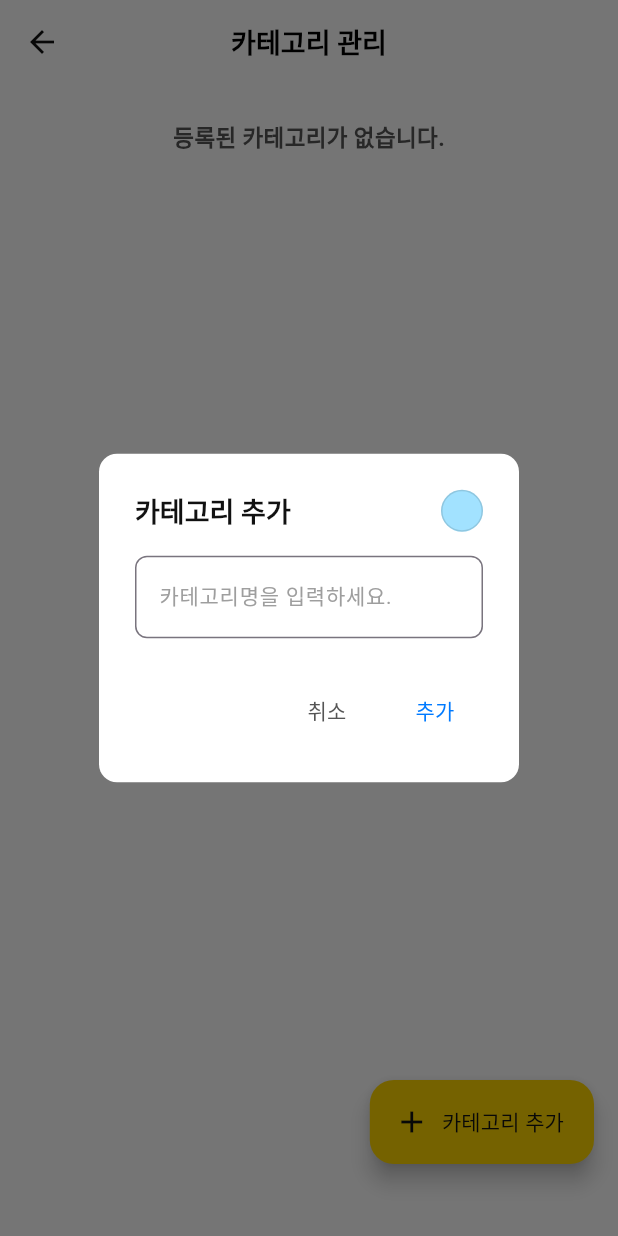
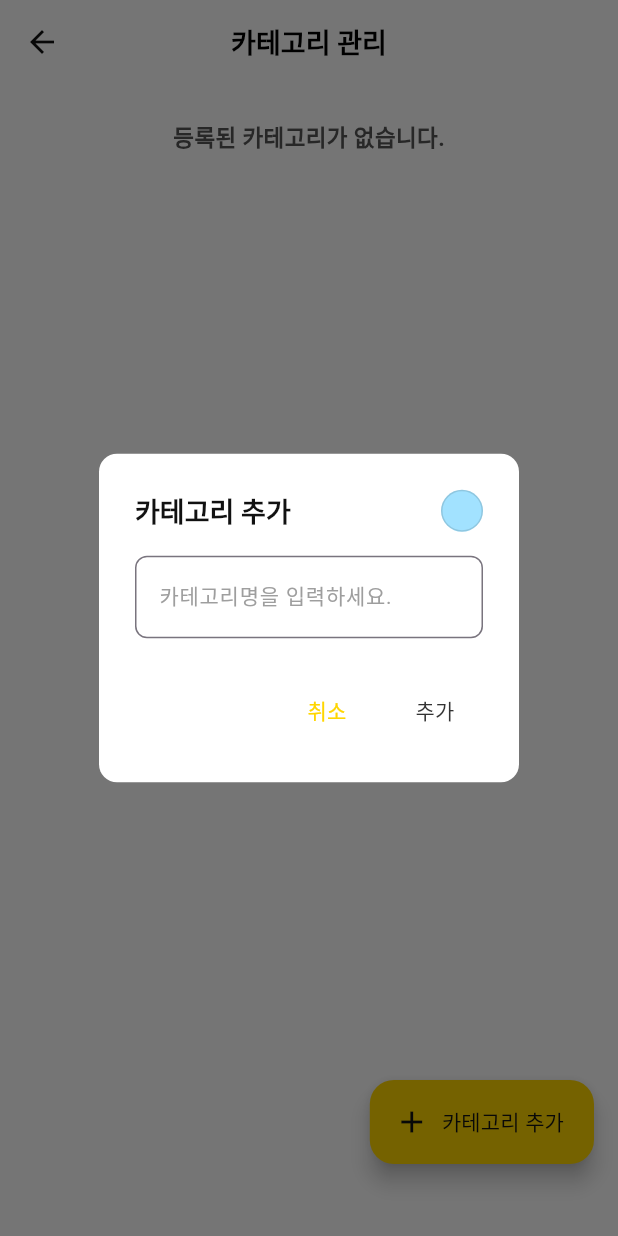
Before and after one commit to AtmosCat/sheepdog, a Flutter app: the CategoryManagementPage screen opened directly, after a tap on "카테고리 추가", on a phone screen of 412 x 824 dp. Run offline on Flutter 3.47's test engine with Material 3 defaults, Android fonts, the phone set to English and light mode, and no system bars; our stand-ins replace cloud_firestore, firebase_core, firebase_messaging, flutter_colorpicker, flutter_local_notifications, flutter_riverpod and 4 more; missing offline and left inert: xml2json; accounts and stored records are empty.

Commit message:
Dialog, Textfield 테마 통일

```diff
--- a/lib/theme/theme.dart
+++ b/lib/theme/theme.dart
@@ -1,4 +1,5 @@
 import 'package:flutter/material.dart';
+import 'package:sheepdog/theme/colors.dart';
 
 // 메인 컬러 팔레트
 const Color mainYellow = Color(0xFFFFD600); // 쨍한 노랑
@@ -17,10 +18,7 @@ final ThemeData lightTheme = ThemeData(
   primaryColor: mainBrown,
   scaffoldBackgroundColor: Colors.white, // 쨍한 노랑 배경
 
-  dividerTheme: DividerThemeData(
-    color: brownLight3,
-    thickness: 1,
-  ),
+  dividerTheme: DividerThemeData(color: brownLight3, thickness: 1),
 
   tabBarTheme: TabBarThemeData(
     dividerColor: brownLight3,
@@ -33,7 +31,11 @@ final ThemeData lightTheme = ThemeData(
 
   // 앱 바
   appBarTheme: const AppBarTheme(
-    titleTextStyle: TextStyle(color: Colors.black, fontSize: 18, fontWeight: FontWeight.bold),
+    titleTextStyle: TextStyle(
+      color: Colors.black,
+      fontSize: 18,
+      fontWeight: FontWeight.bold,
+    ),
     backgroundColor: Colors.white,
     iconTheme: IconThemeData(color: Colors.black),
     scrolledUnderElevation: 0,
@@ -43,15 +45,15 @@ final ThemeData lightTheme = ThemeData(
   popupMenuTheme: PopupMenuThemeData(
     color: Colors.white,
     textStyle: const TextStyle(color: Colors.black),
-    labelTextStyle: WidgetStateProperty.all(const TextStyle(color: Colors.black)),
+    labelTextStyle: WidgetStateProperty.all(
+      const TextStyle(color: Colors.black),
+    ),
   ),
 
   // 카드
   cardTheme: CardThemeData(
     color: yellowLight2,
-    shape: RoundedRectangleBorder(
-      borderRadius: BorderRadius.circular(12),
-    ),
+    shape: RoundedRectangleBorder(borderRadius: BorderRadius.circular(12)),
     clipBehavior: Clip.antiAlias,
     elevation: 1,
   ),
@@ -60,9 +62,7 @@ final ThemeData lightTheme = ThemeData(
   bottomSheetTheme: BottomSheetThemeData(
     backgroundColor: yellowLight2,
     shape: RoundedRectangleBorder(
-      borderRadius: BorderRadius.vertical(
-        top: Radius.circular(20),
-      ),
+      borderRadius: BorderRadius.vertical(top: Radius.circular(20)),
     ),
   ),
 
@@ -104,25 +104,38 @@ final ThemeData lightTheme = ThemeData(
     textColor: Colors.black,
   ),
 
+  textSelectionTheme: TextSelectionThemeData(
+    cursorColor: mainYellow, // 원하는 커서 색상으로 변경
+  ),
+
   // 다이얼로그 테마
   dialogTheme: const DialogThemeData(
     backgroundColor: Colors.white,
-    titleTextStyle: TextStyle(color: Colors.black, fontWeight: FontWeight.bold, fontSize: 16),
-    contentTextStyle: TextStyle(color: Colors.black, fontSize: 14),
-    shape: RoundedRectangleBorder(borderRadius: BorderRadius.all(Radius.circular(12))),
+    titleTextStyle: TextStyle(
+      color: Colors.black,
+      fontWeight: FontWeight.bold,
+      fontSize: 16,
+    ),
+    contentTextStyle: TextStyle(
+      color: Colors.black,
+      fontSize: 14,
+      fontWeight: FontWeight.normal,
+    ),
+    shape: RoundedRectangleBorder(
+      borderRadius: BorderRadius.all(Radius.circular(12)),
+    ),
   ),
 
-  // 텍스트필드 하이라이트(포커스) 컬러
+  // ThemeData에 적용
   inputDecorationTheme: InputDecorationTheme(
     focusedBorder: OutlineInputBorder(
-      borderSide: BorderSide(color: primaryBlue, width: 1),
+      borderSide: BorderSide(color: mainYellow, width: 1), // 포커스 시 테두리 컬러/굵기
       borderRadius: BorderRadius.all(Radius.circular(8)),
     ),
     labelStyle: TextStyle(color: Colors.black),
     floatingLabelStyle: TextStyle(color: Colors.black),
     hintStyle: TextStyle(color: Colors.black54),
   ),
-
   // 텍스트 버튼, 확인/취소 버튼 테마
   textButtonTheme: TextButtonThemeData(
     style: ButtonStyle(
@@ -131,7 +144,7 @@ final ThemeData lightTheme = ThemeData(
           return Colors.grey;
         }
         // 확인 버튼: 파란색, 취소 버튼: 회색(별도 구현 필요)
-        return primaryBlue;
+        return Colors.black45;
       }),
     ),
   ),
@@ -141,10 +154,7 @@ final ThemeData darkTheme = ThemeData(
   primaryColor: brownLight1,
   scaffoldBackgroundColor: const Color(0xFF1E1E1E),
 
-  dividerTheme: const DividerThemeData(
-    color: Color(0xFF333333),
-    thickness: 1,
-  ),
+  dividerTheme: const DividerThemeData(color: Color(0xFF333333), thickness: 1),
 
   tabBarTheme: TabBarThemeData(
     dividerColor: const Color(0xFF333333),
@@ -155,8 +165,16 @@ final ThemeData darkTheme = ThemeData(
     ),
   ),
 
+  textSelectionTheme: TextSelectionThemeData(
+    cursorColor: mainYellow, // 원하는 커서 색상으로 변경
+  ),
+
   appBarTheme: const AppBarTheme(
-    titleTextStyle: TextStyle(color: Colors.black, fontSize: 18, fontWeight: FontWeight.bold),
+    titleTextStyle: TextStyle(
+      color: Colors.black,
+      fontSize: 18,
+      fontWeight: FontWeight.bold,
+    ),
     backgroundColor: Colors.white,
     iconTheme: IconThemeData(color: Colors.black),
     scrolledUnderElevation: 0,
@@ -165,14 +183,14 @@ final ThemeData darkTheme = ThemeData(
   popupMenuTheme: PopupMenuThemeData(
     color: Colors.white,
     textStyle: const TextStyle(color: Colors.black),
-    labelTextStyle: WidgetStateProperty.all(const TextStyle(color: Colors.black)),
+    labelTextStyle: WidgetStateProperty.all(
+      const TextStyle(color: Colors.black),
+    ),
   ),
 
   cardTheme: CardThemeData(
     color: const Color(0xFF232323),
-    shape: RoundedRectangleBorder(
-      borderRadius: BorderRadius.circular(12),
-    ),
+    shape: RoundedRectangleBorder(borderRadius: BorderRadius.circular(12)),
     clipBehavior: Clip.antiAlias,
     elevation: 1,
   ),
@@ -180,9 +198,7 @@ final ThemeData darkTheme = ThemeData(
   bottomSheetTheme: const BottomSheetThemeData(
     backgroundColor: Color(0xFF232323),
     shape: RoundedRectangleBorder(
-      borderRadius: BorderRadius.vertical(
-        top: Radius.circular(20),
-      ),
+      borderRadius: BorderRadius.vertical(top: Radius.circular(20)),
     ),
   ),
 
@@ -209,9 +225,7 @@ final ThemeData darkTheme = ThemeData(
     ),
   ),
 
-  iconTheme: const IconThemeData(
-    color: Colors.black,
-  ),
+  iconTheme: const IconThemeData(color: Colors.black),
 
   iconButtonTheme: IconButtonThemeData(
     style: ButtonStyle(
@@ -226,20 +240,31 @@ final ThemeData darkTheme = ThemeData(
 
   dialogTheme: const DialogThemeData(
     backgroundColor: Colors.white,
-    titleTextStyle: TextStyle(color: Colors.black, fontWeight: FontWeight.bold, fontSize: 16),
+    titleTextStyle: TextStyle(
+      color: Colors.black,
+      fontWeight: FontWeight.bold,
+      fontSize: 16,
+    ),
     contentTextStyle: TextStyle(color: Colors.black, fontSize: 14),
-    shape: RoundedRectangleBorder(borderRadius: BorderRadius.all(Radius.circular(12))),
+    shape: RoundedRectangleBorder(
+      borderRadius: BorderRadius.all(Radius.circular(12)),
+    ),
   ),
 
-  inputDecorationTheme: const InputDecorationTheme(
+  // ThemeData에 적용
+  inputDecorationTheme: InputDecorationTheme(
     focusedBorder: OutlineInputBorder(
-      borderSide: BorderSide(color: primaryBlue, width: 1),
-      borderRadius: BorderRadius.all(Radius.circular(8)),
+      borderSide: BorderSide(color: mainYellow, width: 1), // 포커스 시 테두리 컬러/굵기
+      borderRadius: BorderRadius.all(Radius.circular(12)),
+    ),
+    border: OutlineInputBorder(
+      borderSide: BorderSide(color: Colors.black, width: 1),
+      borderRadius: BorderRadius.all(Radius.circular(12)),
     ),
     labelStyle: TextStyle(color: Colors.black),
+    floatingLabelStyle: TextStyle(color: Colors.black),
     hintStyle: TextStyle(color: Colors.black54),
   ),
-
   textButtonTheme: TextButtonThemeData(
     style: ButtonStyle(
       foregroundColor: WidgetStateProperty.resolveWith<Color>((states) {
--- a/lib/ui/pages/monthly_subscription/monthly_subscription_detail_page.dart
+++ b/lib/ui/pages/monthly_subscription/monthly_subscription_detail_page.dart
@@ -569,11 +569,7 @@ class _MonthlySubscriptionDetailPageState
                               await Navigator.push(
                                 context,
                                 MaterialPageRoute(
-                                  builder: (_) => SubscriptionDetailPage(
-                                    service: item.service,
-                                    category: category,
-                                    paymentMethod: paymentMethod,
-                                  ),
+                                  builder: (_) => SubscriptionDetailPage(subscriptionId: item.service.id),
                                 ),
                               );
                               await _loadSubscriptions();
--- a/lib/ui/pages/mypage/category_management_page.dart
+++ b/lib/ui/pages/mypage/category_management_page.dart
@@ -206,8 +206,8 @@ class _CategoryManagementPageState extends State<CategoryManagementPage> {
         child: FloatingActionButton.extended(
           backgroundColor: AppColor.mainYellow.of(context),
           foregroundColor: AppColor.deepBlack.of(context),
-          icon: const Icon(Icons.add),
-          label: const Text('카테고리 추가', style: TextStyle(fontSize: 14)),
+          icon: Icon(Icons.add),
+          label: Text('카테고리 추가', style: TextStyle(fontSize: 14)),
           onPressed: () => _showAddDialog(),
         ),
       ),
--- a/lib/ui/pages/subscription_management/subscription_management_page.dart
+++ b/lib/ui/pages/subscription_management/subscription_management_page.dart
@@ -307,11 +307,7 @@ class _SubscriptionManagementPageState
                                 final result = await Navigator.push(
                                   context,
                                   MaterialPageRoute(
-                                    builder: (_) => SubscriptionDetailPage(
-                                      service: item,
-                                      category: category, // nullable
-                                      paymentMethod: paymentMethod,
-                                    ),
+                                    builder: (_) => SubscriptionDetailPage(subscriptionId: item.id),
                                   ),
                                 );
                                 if (result == true) {
--- a/lib/ui/pages/widgets/category_add_dialog.dart
+++ b/lib/ui/pages/widgets/category_add_dialog.dart
@@ -79,7 +79,12 @@ class _CategoryAddDialogState extends State<CategoryAddDialog> {
                           foregroundColor: AppColor.mainBrown.of(context),
                         ),
                         onPressed: () => Navigator.pop(context),
-                        child: const Text('닫기'),
+                        child: Text(
+                          '닫기',
+                          style: TextStyle(
+                            color: AppColor.defaultBlack.of(context),
+                          ),
+                        ),
                       ),
                     ],
                   );
@@ -113,15 +118,6 @@ class _CategoryAddDialogState extends State<CategoryAddDialog> {
                   fontSize: 14,
                   fontWeight: FontWeight.normal,
                 ),
-                floatingLabelStyle: const TextStyle(
-                  fontSize: 15,
-                  fontWeight: FontWeight.normal,
-                  color: Color(0xFF007AFF),
-                ),
-                focusedBorder: const OutlineInputBorder(
-                  borderSide: BorderSide(color: Color(0xFF007AFF), width: 2),
-                  borderRadius: BorderRadius.all(Radius.circular(8)),
-                ),
                 border: const OutlineInputBorder(
                   borderRadius: BorderRadius.all(Radius.circular(8)),
                 ),
@@ -143,7 +139,10 @@ class _CategoryAddDialogState extends State<CategoryAddDialog> {
             foregroundColor: AppColor.gray30.of(context),
           ),
           onPressed: () => Navigator.pop(context),
-          child: const Text('취소'),
+          child: Text(
+            '취소',
+            style: TextStyle(color: AppColor.mainYellow.of(context)),
+          ),
         ),
         TextButton(
           style: TextButton.styleFrom(
@@ -160,7 +159,10 @@ class _CategoryAddDialogState extends State<CategoryAddDialog> {
               );
             }
           },
-          child: Text(isEdit ? '수정' : '추가'),
+          child: Text(
+            isEdit ? '수정' : '추가',
+            style: TextStyle(color: AppColor.defaultBlack.of(context)),
+          ),
         ),
       ],
     );
```
Also changed, not shown: lib/data/api/service_select_dialog.dart (deleted, +0 -145 lines), lib/ui/pages/home/home_page.dart (+1 -6 lines), lib/ui/pages/mypage/payment_method_detail_page.dart (+34 -8 lines), lib/ui/pages/subscription_add/subscription_add_page.dart (+27 -14 lines), lib/ui/pages/subscription_detail/subscription_detail_page.dart (+77 -54 lines), lib/ui/pages/widgets/add_payment_dialog.dart (+8 -2 lines).
